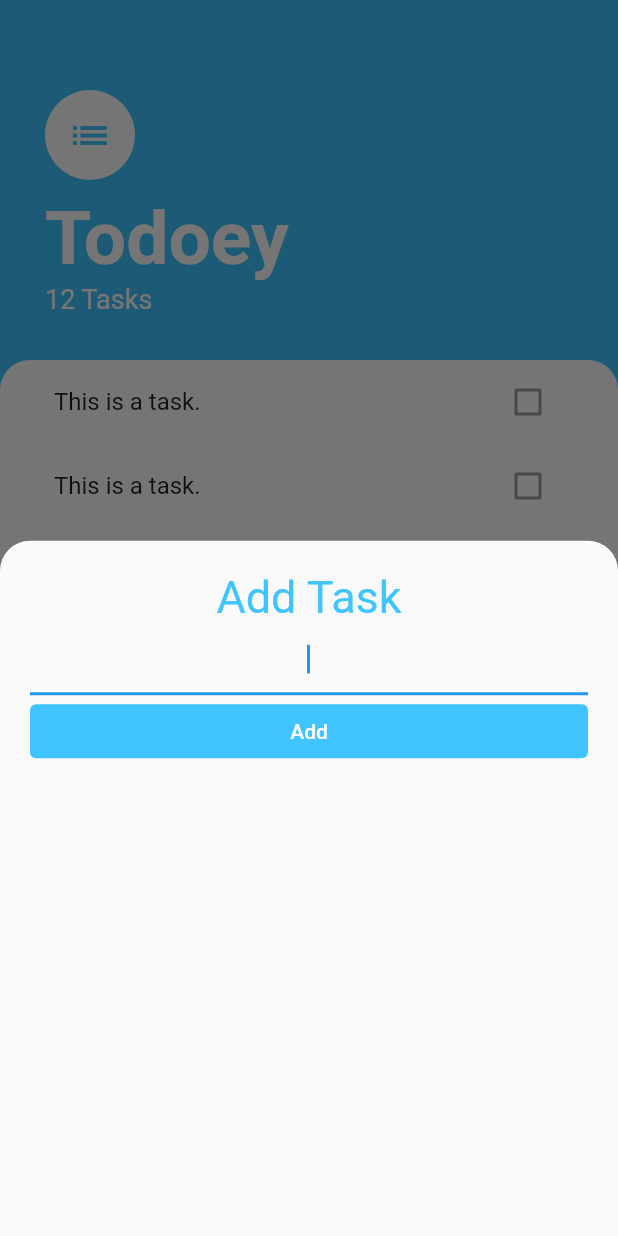
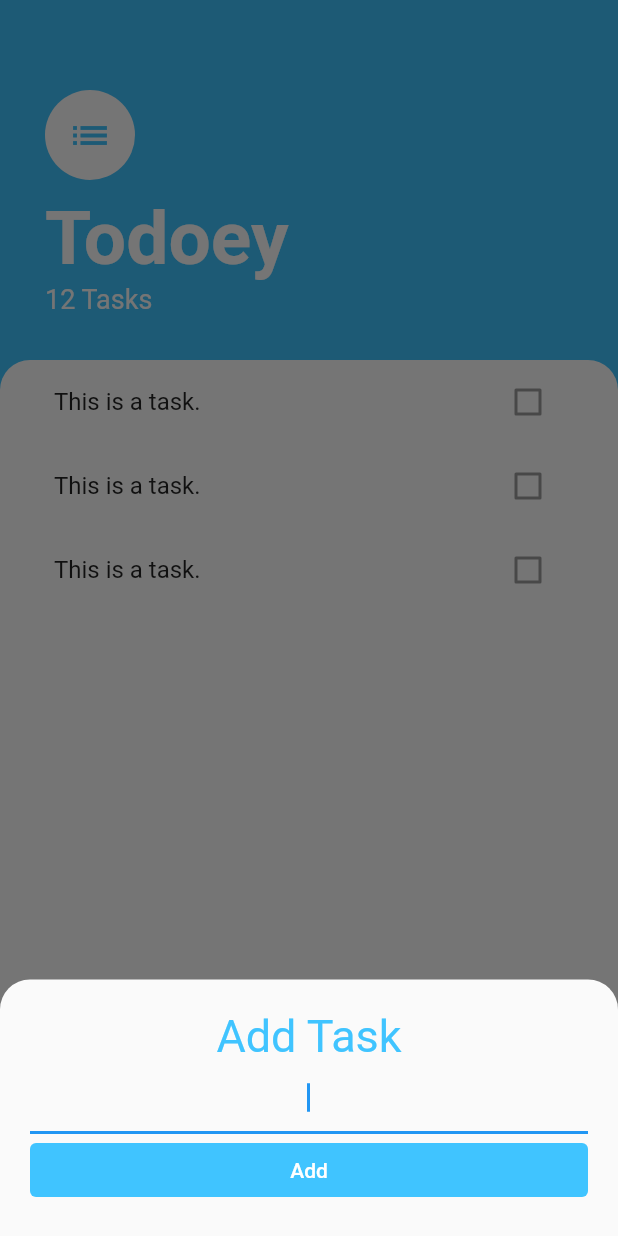
Before and after one commit to Ayushd70/todoey, a Flutter app: the screen it shows after launch, after a tap on the "add" icon, on a phone screen of 412 x 824 dp. Run offline on Flutter 3.47's test engine with Material 2 defaults, Android fonts, the phone set to English and light mode, and no system bars.

```diff
--- a/lib/screens/tasks.dart
+++ b/lib/screens/tasks.dart
@@ -19,8 +19,12 @@ class TasksScreen extends StatelessWidget {
                 ),
               ),
               clipBehavior: Clip.antiAliasWithSaveLayer,
+              isScrollControlled: true,
               context: context,
-              builder: (context) => AddTaskScreen());
+              builder: (context) => SingleChildScrollView(
+                  child: AddTaskScreen(),
+              ),
+          );
         },
       ),
       body: Column(
```
